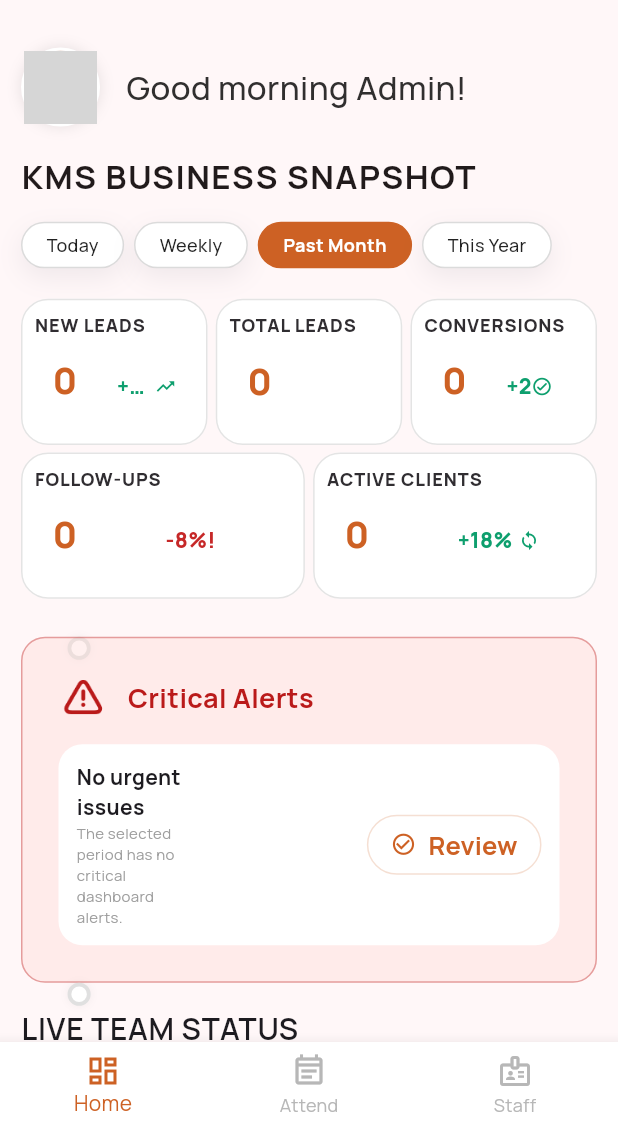
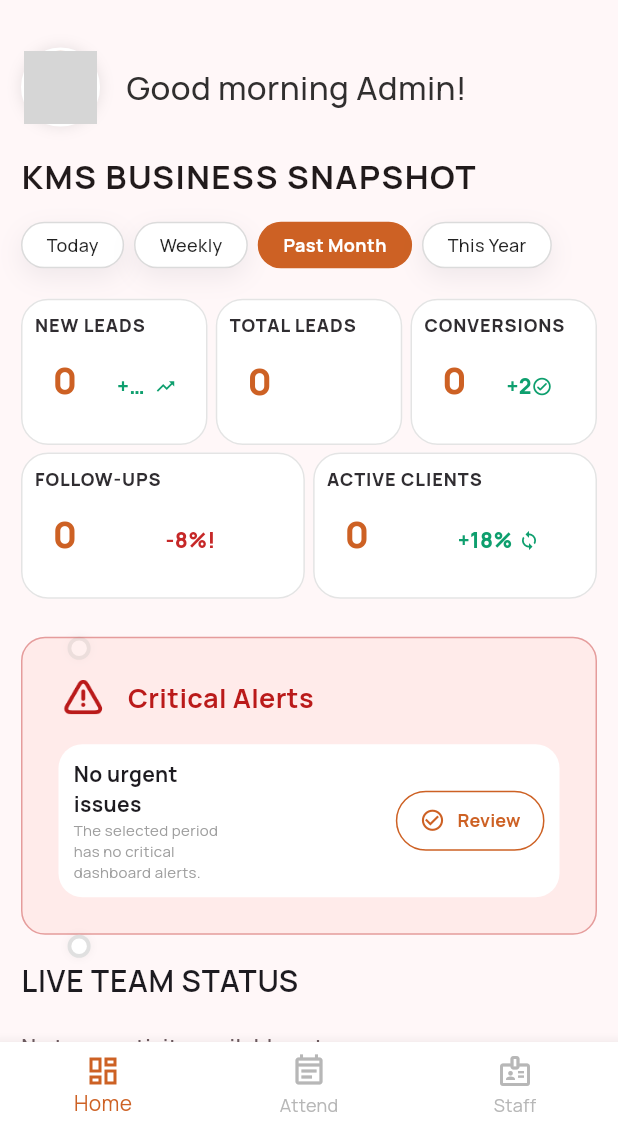
Before and after one commit to anuraggggggg/koniwalamatrimonialmanager, a Flutter app: the HrDashboardScreen screen opened by its route, on a phone screen of 412 x 824 dp, the part 107-1236 px from its top. Run offline on Flutter 3.47's test engine with Material 3 defaults, Android fonts, the phone set to English and light mode, and no system bars; our stand-ins replace cookie_jar, dio, dio_cookie_manager, file_picker, flutter_screenutil, google_fonts and 3 more; accounts and stored records are empty; grey boxes are pictures that could not be loaded.

Commit message:
Revamp manager dashboard with activity filtering and UI enhancements

```diff
--- a/lib/owner/Screen/owerner_dashboard_screen.dart
+++ b/lib/owner/Screen/owerner_dashboard_screen.dart
@@ -1896,8 +1896,8 @@ class _HomeViewState extends State<HomeView> {
                           Navigator.of(context).pushNamed(AppRoutes.adminSettings),
                       // borderRadius: BorderRadius.circular(16.r),
                       child: SizedBox(
-                        height: 32.h,
-                        width: 32.h,
+                        height: 20.h,
+                        width: 20.h,
                         child: Image.asset(
                           'assets/settings_icon.png',
                           color: AppColors.black,
@@ -2984,7 +2984,7 @@ class _HomeViewState extends State<HomeView> {
                   '$overdueFollowUps follow-ups overdue',
                   'Relationship managers need to re-engage these leads.',
                   'Call',
-                  Icons.phone,
+    Icons.call_outlined,
                   onPressed: () => _callPhoneNumber(overdueCallLead?.phone),
                 ),
                 SizedBox(height: 16.h),
@@ -3008,7 +3008,7 @@ class _HomeViewState extends State<HomeView> {
                       ? 'Assign these leads to keep the funnel moving.'
                       : 'Reconnect before these opportunities go cold.',
                   'Assign',
-                  Icons.assignment_ind_outlined,
+                  Icons.check_circle_outlined,
                   onPressed: null,
                 ),
             ],
@@ -3027,7 +3027,7 @@ class _HomeViewState extends State<HomeView> {
   }
   ) {
     return Container(
-      padding: const EdgeInsets.all(12),
+      padding: const EdgeInsets.all(10),
       decoration: BoxDecoration(
         color: Colors.white,
         borderRadius: BorderRadius.circular(16),
@@ -3064,14 +3064,14 @@ class _HomeViewState extends State<HomeView> {
             label: Text(
               buttonText,
               style: GoogleFonts.manrope(
-                fontSize: 17,
+                fontSize: 12,
                 fontWeight: FontWeight.bold,
                 color: AppColors.primary,
               ),
             ),
             style: OutlinedButton.styleFrom(
               foregroundColor: _primaryColor,
-              side: BorderSide(color: _primaryColor.withValues(alpha: 0.2)),
+              side: BorderSide(color: _primaryColor),
               padding: const EdgeInsets.symmetric(horizontal: 16, vertical: 8),
               shape: RoundedRectangleBorder(
                 borderRadius: BorderRadius.circular(24),
--- a/lib/owner/Screen/profile_screen.dart
+++ b/lib/owner/Screen/profile_screen.dart
@@ -530,6 +530,7 @@ Email: ${employee.email}
                   'Closed Leads',
                   '${employee?.closedLeads ?? 0}',
                   iconAsset: 'assets/medal_icon.png',
+                  valueColor: AppColors.deepBurgundy
                 ),
               ),
             ],
@@ -547,6 +548,7 @@ Email: ${employee.email}
     IconData? icon,
     String? iconAsset,
     IconData? badge,
+          Color? valueColor,
   }) {
     Widget? trailing;
 
@@ -642,7 +644,7 @@ Email: ${employee.email}
                   overflow: TextOverflow.ellipsis,
                   style: GoogleFonts.manrope(
 
-                    color: AppColors.black,
+                    color: valueColor,
                     fontSize: 24.sp,
                     fontWeight: FontWeight.w800,
                     height: 1.2,
```
